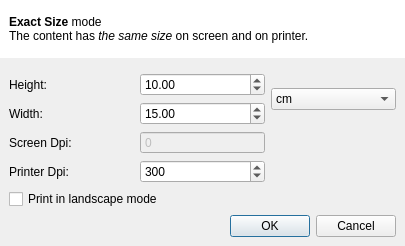
The window that App/ExactSizeDialog.ui (enricoros/fotowall) describes before a commit, drawn with Qt 5.
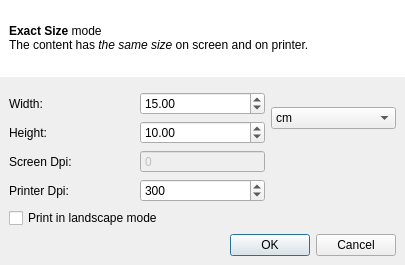
The same window after the commit.

Patch:
```diff
--- a/App/ExactSizeDialog.ui
+++ b/App/ExactSizeDialog.ui
@@ -7,7 +7,7 @@
     <x>0</x>
     <y>0</y>
     <width>405</width>
-    <height>246</height>
+    <height>265</height>
    </rect>
   </property>
   <property name="windowTitle">
@@ -45,37 +45,6 @@
       <enum>QFrame::NoFrame</enum>
      </property>
      <layout class="QGridLayout" name="gridLayout">
-      <item row="0" column="0">
-       <widget class="QLabel" name="label_2">
-        <property name="text">
-         <string>Height:</string>
-        </property>
-       </widget>
-      </item>
-      <item row="0" column="1">
-       <widget class="QDoubleSpinBox" name="heightSpinBox">
-        <property name="maximum">
-         <double>10000.000000000000000</double>
-        </property>
-        <property name="value">
-         <double>10.000000000000000</double>
-        </property>
-       </widget>
-      </item>
-      <item row="0" column="2" rowspan="2">
-       <widget class="QComboBox" name="unityComboBox">
-        <item>
-         <property name="text">
-          <string>cm</string>
-         </property>
-        </item>
-        <item>
-         <property name="text">
-          <string>inches</string>
-         </property>
-        </item>
-       </widget>
-      </item>
       <item row="1" column="0">
        <widget class="QLabel" name="label">
         <property name="text">
@@ -93,7 +62,7 @@
         </property>
        </widget>
       </item>
-      <item row="2" column="0">
+      <item row="3" column="0">
        <widget class="QLabel" name="label_4">
         <property name="toolTip">
          <string>Dot Per Inch</string>
@@ -103,7 +72,7 @@
         </property>
        </widget>
       </item>
-      <item row="2" column="1">
+      <item row="3" column="1">
        <widget class="QSpinBox" name="screenDpi">
         <property name="enabled">
          <bool>false</bool>
@@ -122,7 +91,7 @@
         </property>
        </widget>
       </item>
-      <item row="3" column="0">
+      <item row="4" column="0">
        <widget class="QLabel" name="label_3">
         <property name="toolTip">
          <string>Dot Per Inch</string>
@@ -132,7 +101,7 @@
         </property>
        </widget>
       </item>
-      <item row="3" column="1">
+      <item row="4" column="1">
        <widget class="QSpinBox" name="printDpi">
         <property name="maximum">
          <number>1000</number>
@@ -142,14 +111,14 @@
         </property>
        </widget>
       </item>
-      <item row="4" column="0" colspan="3">
+      <item row="5" column="0" colspan="3">
        <widget class="QCheckBox" name="landscapeCheckBox">
         <property name="text">
          <string>Print in landscape mode</string>
         </property>
        </widget>
       </item>
-      <item row="5" column="0" colspan="3">
+      <item row="6" column="0" colspan="3">
        <widget class="QDialogButtonBox" name="buttonBox">
         <property name="orientation">
          <enum>Qt::Horizontal</enum>
@@ -159,6 +128,37 @@
         </property>
        </widget>
       </item>
+      <item row="2" column="0">
+       <widget class="QLabel" name="label_2">
+        <property name="text">
+         <string>Height:</string>
+        </property>
+       </widget>
+      </item>
+      <item row="2" column="1">
+       <widget class="QDoubleSpinBox" name="heightSpinBox">
+        <property name="maximum">
+         <double>10000.000000000000000</double>
+        </property>
+        <property name="value">
+         <double>10.000000000000000</double>
+        </property>
+       </widget>
+      </item>
+      <item row="1" column="2" rowspan="2">
+       <widget class="QComboBox" name="unityComboBox">
+        <item>
+         <property name="text">
+          <string>cm</string>
+         </property>
+        </item>
+        <item>
+         <property name="text">
+          <string>inches</string>
+         </property>
+        </item>
+       </widget>
+      </item>
      </layout>
     </widget>
    </item>
```
